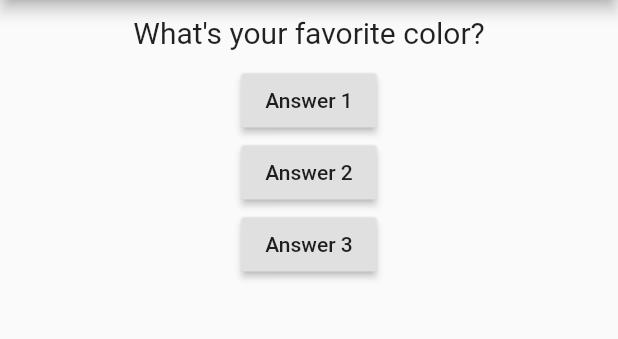
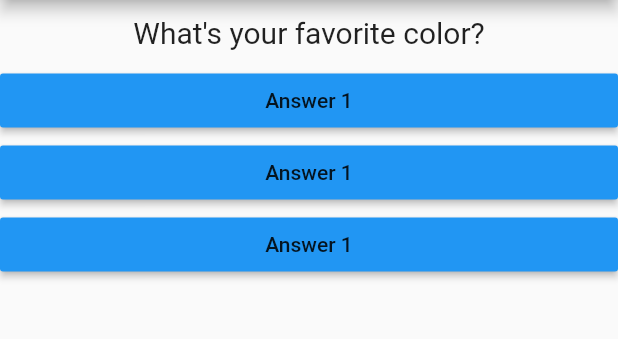
Before and after one commit to supragub/flutter-udemy, a Flutter app: the screen it shows after launch, on a phone screen of 412 x 824 dp, the part 84-423 px from its top. Run offline on Flutter 3.47's test engine with Material 2 defaults, Android fonts, the phone set to English and light mode, and no system bars.

Commit message:
Answer selectHandler

```diff
--- /dev/null
+++ b/third_flutter_complete_guide/app_002_my_first_app/lib/answer.dart
@@ -0,0 +1,20 @@
+import 'package:flutter/material.dart';
+
+class Answer extends StatelessWidget {
+
+  final Function selectHandler;
+
+  Answer(this.selectHandler);
+
+  @override
+  Widget build(BuildContext context) {
+    return Container(
+      width: double.infinity,
+      child: RaisedButton(
+        color: Colors.blue,
+        child: Text('Answer 1'),
+        onPressed: selectHandler,
+      ),
+    );
+  }
+}
--- a/third_flutter_complete_guide/app_002_my_first_app/lib/main.dart
+++ b/third_flutter_complete_guide/app_002_my_first_app/lib/main.dart
@@ -1,6 +1,7 @@
 import 'package:flutter/material.dart';
 
 import './question.dart';
+import './answer.dart';
 
 void main() => runApp(MyApp());
 
@@ -35,21 +36,12 @@ class _MyAppState extends State<MyApp> {
         ),
         body: Column(
           children: [
-            Question(questions[_questionIndex]),
-            RaisedButton(
-              child: Text('Answer 1'),
-              onPressed: _answerQuestion,
+            Question(
+              questions[_questionIndex],
             ),
-            RaisedButton(
-              child: Text('Answer 2'),
-              onPressed: () => print('Answer 2 chosen!'),
-            ),
-            RaisedButton(
-              child: Text('Answer 3'),
-              onPressed: () {
-                print('Answer 3 chosen');
-              },
-            ),
+            Answer(_answerQuestion),
+            Answer(_answerQuestion),
+            Answer(_answerQuestion),
           ],
         ),
       ),
```
